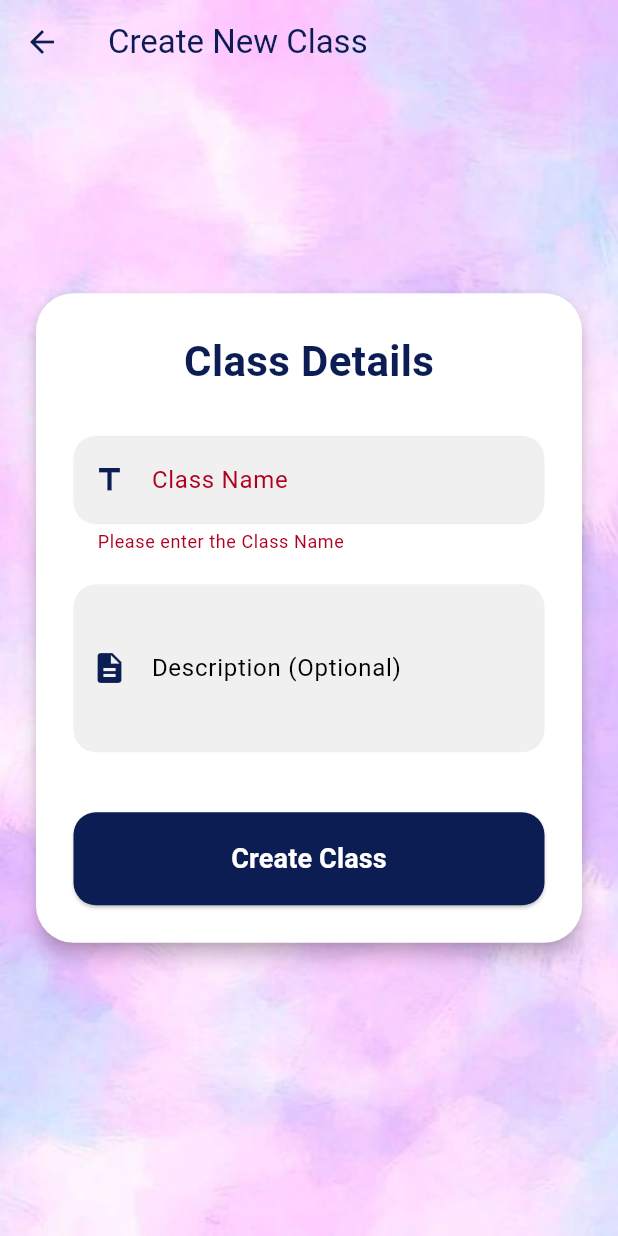
After one commit to ProPaul25/CollabLearn, a Flutter app: the CreateClassPage screen opened directly, after a tap on "Create Class", on a phone screen of 412 x 824 dp. The commit adds this screen. Run offline on Flutter 3.47's test engine with Material 3 defaults, Android fonts, the phone set to English and light mode, and no system bars; our stand-ins replace cloud_firestore, firebase_auth, firebase_core, google_sign_in, image_picker; accounts and stored records are empty.

Commit message:
create class page added

```diff
--- /dev/null
+++ b/collablearn1/lib/create_class_page.dart
@@ -0,0 +1,242 @@
+// lib/create_class_page.dart
+
+import 'package:flutter/material.dart';
+import 'package:firebase_auth/firebase_auth.dart';
+import 'package:cloud_firestore/cloud_firestore.dart';
+import 'dart:math';
+
+class CreateClassPage extends StatefulWidget {
+  const CreateClassPage({super.key});
+
+  @override
+  State<CreateClassPage> createState() => _CreateClassPageState();
+}
+
+class _CreateClassPageState extends State<CreateClassPage> {
+  final _formKey = GlobalKey<FormState>();
+  final _classNameController = TextEditingController();
+  final _classDescriptionController = TextEditingController();
+  bool _isLoading = false;
+
+  @override
+  void dispose() {
+    _classNameController.dispose();
+    _classDescriptionController.dispose();
+    super.dispose();
+  }
+
+  String _generateClassCode() {
+    const chars = 'ABCDEFGHIJKLMNOPQRSTUVWXYZ0123456789';
+    Random random = Random();
+    String code = '';
+    for (int i = 0; i < 3; i++) {
+      code += chars[random.nextInt(chars.length)];
+    }
+    code += '-';
+    for (int i = 0; i < 3; i++) {
+      code += chars[random.nextInt(chars.length)];
+    }
+    return code;
+  }
+
+  Future<void> _createClass() async {
+    if (!_formKey.currentState!.validate()) {
+      return;
+    }
+
+    setState(() => _isLoading = true);
+    final user = FirebaseAuth.instance.currentUser;
+
+    if (user == null) {
+      if (mounted) {
+        ScaffoldMessenger.of(context).showSnackBar(
+          const SnackBar(content: Text('User not logged in.'), backgroundColor: Colors.red),
+        );
+      }
+      setState(() => _isLoading = false);
+      return;
+    }
+
+    try {
+      final String classCode = _generateClassCode();
+      final String className = _classNameController.text.trim();
+      final String classDescription = _classDescriptionController.text.trim();
+
+      // Check if the generated code already exists (unlikely but safe)
+      final codeCheck = await FirebaseFirestore.instance
+          .collection('classes')
+          .where('classCode', isEqualTo: classCode)
+          .limit(1)
+          .get();
+
+      if (codeCheck.docs.isNotEmpty) {
+        // If the code exists, recursively try again (simple retry logic)
+        return _createClass();
+      }
+
+      await FirebaseFirestore.instance.collection('classes').add({
+        'className': className,
+        'classDescription': classDescription,
+        'classCode': classCode,
+        'instructorId': user.uid,
+        'instructorEmail': user.email,
+        'createdAt': FieldValue.serverTimestamp(),
+        'studentIds': [], // Initialize with an empty list of students
+      });
+
+      if (mounted) {
+        ScaffoldMessenger.of(context).showSnackBar(
+          SnackBar(
+            content: Text('Class "$className" created successfully! Code: $classCode'),
+            backgroundColor: Colors.green,
+            duration: const Duration(seconds: 4),
+          ),
+        );
+        Navigator.pop(context);
+      }
+    } catch (e) {
+      if (mounted) {
+        ScaffoldMessenger.of(context).showSnackBar(
+          SnackBar(content: Text('Failed to create class: $e'), backgroundColor: Colors.red),
+        );
+      }
+    } finally {
+      if (mounted) {
+        setState(() => _isLoading = false);
+      }
+    }
+  }
+
+  @override
+  Widget build(BuildContext context) {
+    final isDark = Theme.of(context).brightness == Brightness.dark;
+    final primaryColor = Theme.of(context).colorScheme.primary;
+
+    return Scaffold(
+      appBar: AppBar(
+        title: const Text('Create New Class'),
+        backgroundColor: Colors.transparent,
+        elevation: 0,
+        foregroundColor: primaryColor,
+      ),
+      extendBodyBehindAppBar: true,
+      body: Container(
+        decoration: BoxDecoration(
+          image: DecorationImage(
+            image: const AssetImage('assets/background.jpg'),
+            fit: BoxFit.cover,
+            colorFilter: isDark
+                ? ColorFilter.mode(Colors.black.withOpacity(0.6), BlendMode.darken)
+                : null,
+          ),
+        ),
+        child: Center(
+          child: SingleChildScrollView(
+            padding: const EdgeInsets.symmetric(horizontal: 20.0, vertical: 80.0),
+            child: Form(
+              key: _formKey,
+              child: Card(
+                color: isDark ? const Color(0xFF1C2239) : Colors.white,
+                elevation: 5,
+                shape: RoundedRectangleBorder(borderRadius: BorderRadius.circular(25)),
+                child: Padding(
+                  padding: const EdgeInsets.all(25.0),
+                  child: Column(
+                    mainAxisSize: MainAxisSize.min,
+                    children: [
+                      Text(
+                        'Class Details',
+                        style: TextStyle(
+                          fontSize: 28,
+                          fontWeight: FontWeight.bold,
+                          color: primaryColor,
+                        ),
+                      ),
+                      const SizedBox(height: 30),
+                      _buildTextField(
+                        controller: _classNameController,
+                        labelText: 'Class Name',
+                        hintText: 'e.g., Computer Science I',
+                        icon: Icons.title,
+                      ),
+                      const SizedBox(height: 20),
+                      _buildTextField(
+                        controller: _classDescriptionController,
+                        labelText: 'Description (Optional)',
+                        hintText: 'Briefly describe the class',
+                        icon: Icons.description,
+                        maxLines: 3,
+                        validator: (value) => null, // Optional field
+                      ),
+                      const SizedBox(height: 40),
+                      SizedBox(
+                        width: double.infinity,
+                        child: ElevatedButton(
+                          onPressed: _isLoading ? null : _createClass,
+                          style: ElevatedButton.styleFrom(
+                            backgroundColor: primaryColor,
+                            foregroundColor: Colors.white,
+                            padding: const EdgeInsets.symmetric(vertical: 18),
+                            shape: RoundedRectangleBorder(borderRadius: BorderRadius.circular(15)),
+                          ),
+                          child: _isLoading
+                              ? const CircularProgressIndicator(color: Colors.white)
+                              : const Text(
+                                  'Create Class',
+                                  style: TextStyle(fontSize: 18, fontWeight: FontWeight.bold),
+                                ),
+                        ),
+                      ),
+                    ],
+                  ),
+                ),
+              ),
+            ),
+          ),
+        ),
+      ),
+    );
+  }
+
+  Widget _buildTextField({
+    required TextEditingController controller,
+    required String labelText,
+    required String hintText,
+    required IconData icon,
+    TextInputType keyboardType = TextInputType.text,
+    int maxLines = 1,
+    String? Function(String?)? validator,
+  }) {
+    final isDark = Theme.of(context).brightness == Brightness.dark;
+    final primaryColor = Theme.of(context).colorScheme.primary;
+
+    return TextFormField(
+      controller: controller,
+      keyboardType: keyboardType,
+      maxLines: maxLines,
+      style: TextStyle(fontSize: maxLines > 1 ? 16 : 18),
+      decoration: InputDecoration(
+        labelText: labelText,
+        hintText: hintText,
+        prefixIcon: Icon(icon, color: primaryColor),
+        filled: true,
+        fillColor: isDark ? const Color(0xFF2A314D) : const Color(0xFFF0F0F0),
+        border: OutlineInputBorder(
+          borderRadius: BorderRadius.circular(15),
+          borderSide: BorderSide.none,
+        ),
+        focusedBorder: OutlineInputBorder(
+          borderRadius: BorderRadius.circular(15),
+          borderSide: BorderSide(color: primaryColor, width: 2),
+        ),
+        contentPadding: maxLines > 1 ? const EdgeInsets.symmetric(vertical: 20, horizontal: 15) : null,
+      ),
+      validator: validator ?? (value) {
+        if (value == null || value.isEmpty) {
+          return 'Please enter the $labelText';
+        }
+        return null;
+      },
+    );
+  }
+}
--- a/collablearn1/lib/landing_page.dart
+++ b/collablearn1/lib/landing_page.dart
@@ -6,6 +6,7 @@ import 'package:cloud_firestore/cloud_firestore.dart';
 import 'package:google_sign_in/google_sign_in.dart';
 import 'package:collablearn1/edit_profile_page.dart';
 import 'package:collablearn1/join_class_page.dart';
+import 'package:collablearn1/create_class_page.dart'; // NEW IMPORT
 import 'dart:convert';
 import 'dart:typed_data';
 
@@ -102,7 +103,11 @@ class _LandingPageState extends State<LandingPage> {
     if (_userRole == 'instructor') {
       return [
         ListTile(leading: const Icon(Icons.class_outlined), title: const Text('My Classes'), onTap: () => Navigator.pop(context)),
-        ListTile(leading: const Icon(Icons.add_box_outlined), title: const Text('Create Class'), onTap: () => Navigator.pop(context)),
+        // UPDATED: Navigate to CreateClassPage
+        ListTile(leading: const Icon(Icons.add_box_outlined), title: const Text('Create Class'), onTap: () {
+          Navigator.pop(context); // Close the drawer
+          Navigator.push(context, MaterialPageRoute(builder: (context) => const CreateClassPage()));
+        }),
         ListTile(leading: const Icon(Icons.people_alt_outlined), title: const Text('Student Management'), onTap: () => Navigator.pop(context)),
       ];
     } else { // Student
@@ -370,7 +375,10 @@ class _LandingPageState extends State<LandingPage> {
           child: Material(
             color: Colors.transparent,
             child: InkWell(
-              onTap: () {},
+              onTap: () {
+                // UPDATED: Navigate to CreateClassPage
+                Navigator.push(context, MaterialPageRoute(builder: (context) => const CreateClassPage()));
+              },
               borderRadius: BorderRadius.circular(30),
               child: const Center(
                 child: Padding(
```
